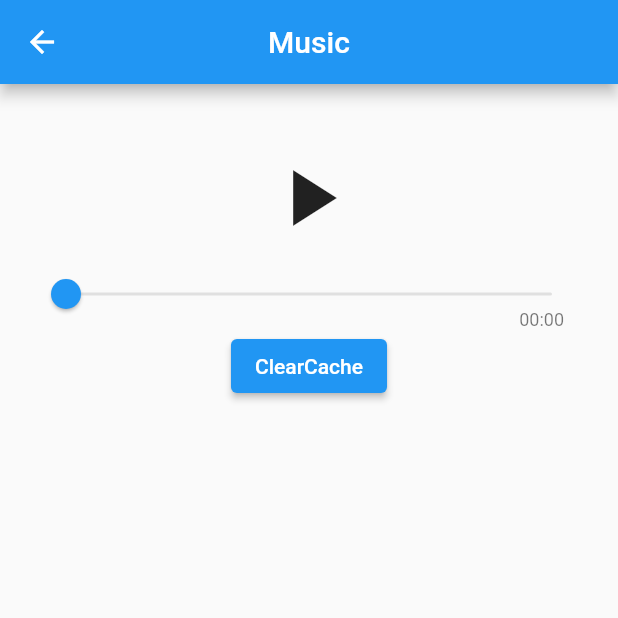
After one commit to SpinevAndrew/creative_project, a Flutter app: the screen it shows after launch, after a tap on "Network Music", on a phone screen of 412 x 824 dp, the top half of it. The commit adds this screen. Run offline on Flutter 3.47's test engine with Material 2 defaults, Android fonts, the phone set to English and light mode, and no system bars; our stand-ins replace assets_audio_player, firebase_auth, firebase_core, firebase_storage, just_audio, rxdart; accounts and stored records are empty; network calls fail.

Commit message:
NetWork Music

```diff
--- /dev/null
+++ b/lib/SeekBar.dart
@@ -0,0 +1,184 @@
+import 'dart:math';
+
+import 'package:flutter/material.dart';
+
+class SeekBar extends StatefulWidget {
+  final Duration duration;
+  final Duration position;
+  final Duration bufferedPosition;
+  final ValueChanged<Duration>? onChanged;
+  final ValueChanged<Duration>? onChangeEnd;
+
+  const SeekBar({
+    Key? key,
+    required this.duration,
+    required this.position,
+    required this.bufferedPosition,
+    this.onChanged,
+    this.onChangeEnd,
+  }) : super(key: key);
+
+  @override
+  SeekBarState createState() => SeekBarState();
+}
+
+class SeekBarState extends State<SeekBar> {
+  double? _dragValue;
+  late SliderThemeData _sliderThemeData;
+
+  @override
+  void didChangeDependencies() {
+    super.didChangeDependencies();
+
+    _sliderThemeData = SliderTheme.of(context).copyWith(
+      trackHeight: 2.0,
+    );
+  }
+
+  @override
+  Widget build(BuildContext context) {
+    return Stack(
+      children: [
+        SliderTheme(
+          data: _sliderThemeData.copyWith(
+            thumbShape: HiddenThumbComponentShape(),
+            activeTrackColor: Colors.blue.shade100,
+            inactiveTrackColor: Colors.grey.shade300,
+          ),
+          child: ExcludeSemantics(
+            child: Slider(
+              min: 0.0,
+              max: widget.duration.inMilliseconds.toDouble(),
+              value: min(widget.bufferedPosition.inMilliseconds.toDouble(),
+                  widget.duration.inMilliseconds.toDouble()),
+              onChanged: (value) {
+                setState(() {
+                  _dragValue = value;
+                });
+                if (widget.onChanged != null) {
+                  widget.onChanged!(Duration(milliseconds: value.round()));
+                }
+              },
+              onChangeEnd: (value) {
+                if (widget.onChangeEnd != null) {
+                  widget.onChangeEnd!(Duration(milliseconds: value.round()));
+                }
+                _dragValue = null;
+              },
+            ),
+          ),
+        ),
+        SliderTheme(
+          data: _sliderThemeData.copyWith(
+            inactiveTrackColor: Colors.transparent,
+          ),
+          child: Slider(
+            min: 0.0,
+            max: widget.duration.inMilliseconds.toDouble(),
+            value: min(_dragValue ?? widget.position.inMilliseconds.toDouble(),
+                widget.duration.inMilliseconds.toDouble()),
+            onChanged: (value) {
+              setState(() {
+                _dragValue = value;
+              });
+              if (widget.onChanged != null) {
+                widget.onChanged!(Duration(milliseconds: value.round()));
+              }
+            },
+            onChangeEnd: (value) {
+              if (widget.onChangeEnd != null) {
+                widget.onChangeEnd!(Duration(milliseconds: value.round()));
+              }
+              _dragValue = null;
+            },
+          ),
+        ),
+        Positioned(
+          right: 16.0,
+          bottom: 0.0,
+          child: Text(
+              RegExp(r'((^0*[1-9]\d*:)?\d{2}:\d{2})\.\d+$')
+                  .firstMatch("$_remaining")
+                  ?.group(1) ??
+                  '$_remaining',
+              style: Theme.of(context).textTheme.caption),
+        ),
+      ],
+    );
+  }
+
+  Duration get _remaining => widget.duration - widget.position;
+}
+
+class HiddenThumbComponentShape extends SliderComponentShape {
+  @override
+  Size getPreferredSize(bool isEnabled, bool isDiscrete) => Size.zero;
+
+  @override
+  void paint(
+      PaintingContext context,
+      Offset center, {
+        required Animation<double> activationAnimation,
+        required Animation<double> enableAnimation,
+        required bool isDiscrete,
+        required TextPainter labelPainter,
+        required RenderBox parentBox,
+        required SliderThemeData sliderTheme,
+        required TextDirection textDirection,
+        required double value,
+        required double textScaleFactor,
+        required Size sizeWithOverflow,
+      }) {}
+}
+
+class PositionData {
+  final Duration position;
+  final Duration bufferedPosition;
+  final Duration duration;
+
+  PositionData(this.position, this.bufferedPosition, this.duration);
+}
+
+void showSliderDialog({
+  required BuildContext context,
+  required String title,
+  required int divisions,
+  required double min,
+  required double max,
+  String valueSuffix = '',
+  // TODO: Replace these two by ValueStream.
+  required double value,
+  required Stream<double> stream,
+  required ValueChanged<double> onChanged,
+}) {
+  showDialog<void>(
+    context: context,
+    builder: (context) => AlertDialog(
+      title: Text(title, textAlign: TextAlign.center),
+      content: StreamBuilder<double>(
+        stream: stream,
+        builder: (context, snapshot) => SizedBox(
+          height: 100.0,
+          child: Column(
+            children: [
+              Text('${snapshot.data?.toStringAsFixed(1)}$valueSuffix',
+                  style: const TextStyle(
+                      fontFamily: 'Fixed',
+                      fontWeight: FontWeight.bold,
+                      fontSize: 24.0)),
+              Slider(
+                divisions: divisions,
+                min: min,
+                max: max,
+                value: snapshot.data ?? value,
+                onChanged: onChanged,
+              ),
+            ],
+          ),
+        ),
+      ),
+    ),
+  );
+}
+
+T? ambiguate<T>(T? value) => value;
--- a/lib/main.dart
+++ b/lib/main.dart
@@ -1,3 +1,4 @@
+import 'package:act_project/networkMusic.dart';
 import 'package:act_project/register.dart';
 import 'package:act_project/data.dart';
 import 'package:act_project/login.dart';
@@ -31,6 +32,7 @@ class MyApp extends StatelessWidget {
         "/login": (context) => LoginWidget(),
         "/register": (context) => const RegisterWidget(),
         "/music": (context) => MusicWidget(),
+        "/networkMusic": (context) => NetworkMusicWidget(),
       },
     );
   }
@@ -94,6 +96,12 @@ class EnterWidget extends StatelessWidget {
                 Navigator.pushNamed(context, "/music");
               },
             ),
+            ElevatedButton(
+              child: const Text('Network Music'),
+              onPressed: () {
+                Navigator.pushNamed(context, "/networkMusic");
+              },
+            ),
           ],
         ),
       ),
--- /dev/null
+++ b/lib/networkMusic.dart
@@ -0,0 +1,165 @@
+import 'package:flutter/material.dart';
+import 'package:just_audio/just_audio.dart';
+//import 'package:flutter/services.dart';
+import 'package:rxdart/rxdart.dart';
+import 'package:act_project/SeekBar.dart';
+
+import 'package:firebase_storage/firebase_storage.dart';
+
+class PositionData{
+  Duration? position;
+  Duration? bufferedPosition;
+  Duration? duration;
+  PositionData(this.position, this.bufferedPosition, this.duration);
+
+}
+
+class NetworkMusicWidget extends StatefulWidget {
+  const NetworkMusicWidget({super.key});
+
+  @override
+  State<StatefulWidget> createState() => NetworkMusicState();
+}
+
+class NetworkMusicState extends State {
+
+  final musicRef = FirebaseStorage.instance.ref().child("music/London.m4a");
+  var url = "";
+  final _player = AudioPlayer();
+  // TODO Костыль
+  LockCachingAudioSource _audioSource = LockCachingAudioSource(Uri.parse(""));
+
+  @override
+  void initState() {
+    super.initState();
+    musicRef.getDownloadURL().then((value) => {
+          setState(() {
+            url = value;
+            _audioSource = LockCachingAudioSource(Uri.parse(url));
+            _player.setAudioSource(_audioSource);
+          })
+        });
+  }
+
+
+  @override
+  void dispose() {
+    _player.dispose();
+    super.dispose();
+  }
+
+  Stream<PositionData> get _positionDataStream =>
+      Rx.combineLatest3<Duration, double, Duration?, PositionData>(
+          _player.positionStream,
+          _audioSource.downloadProgressStream,
+          _player.durationStream,
+              (position, downloadProgress, reportedDuration) {
+            final duration = reportedDuration ?? Duration.zero;
+            final bufferedPosition = duration * downloadProgress;
+            return PositionData(position, bufferedPosition, duration);
+          });
+
+
+
+  @override
+  Widget build(BuildContext context) {
+    return Scaffold(
+        appBar: AppBar(
+          centerTitle: true,
+          title: const Text("Music"),
+        ),
+        body: Padding(
+            padding: const EdgeInsets.all(20),
+            child: Column(
+              children: [
+                Text(url),
+                /*ElevatedButton(
+                  child: Text(
+                      _play ? "pause" : "play",
+                  ),
+                  onPressed: () {
+                    setState(() {
+
+                      if (_play) {
+                        _player.play();
+                      }
+                      else{
+                        _player.pause();
+                      }
+                      _play = !_play;
+                    });
+                  },
+                ),
+
+                ElevatedButton(
+                  child: const Text('To 0'),
+                  onPressed: () {
+                    _player.seek(const Duration(seconds: 0));
+                  },
+                ),
+                ElevatedButton(
+                  child: const Text('ClearCache'),
+                  onPressed: () {
+                    _audioSource.clearCache();
+                  },
+                ),*/
+                StreamBuilder<PlayerState>(
+                  stream: _player.playerStateStream,
+                  builder: (context, snapshot) {
+                    final playerState = snapshot.data;
+                    final processingState = playerState?.processingState;
+                    final playing = playerState?.playing;
+                    if (processingState == ProcessingState.loading ||
+                        processingState == ProcessingState.buffering) {
+                      return Container(
+                        margin: const EdgeInsets.all(8.0),
+                        width: 64.0,
+                        height: 64.0,
+                        child: const CircularProgressIndicator(),
+                      );
+                    } else if (playing != true) {
+                      return IconButton(
+                        icon: const Icon(Icons.play_arrow),
+                        iconSize: 64.0,
+                        onPressed: _player.play,
+                      );
+                    } else if (processingState != ProcessingState.completed) {
+                      return IconButton(
+                        icon: const Icon(Icons.pause),
+                        iconSize: 64.0,
+                        onPressed: _player.pause,
+                      );
+                    } else {
+                      return IconButton(
+                        icon: const Icon(Icons.play_arrow),
+                        iconSize: 64.0,
+                        onPressed: () => _player.seek(Duration.zero),
+                      );
+                    }
+                  },
+                ),
+                StreamBuilder<PositionData>(
+                  stream: _positionDataStream,
+                  builder: (context, snapshot) {
+                    final positionData = snapshot.data;
+                    return SeekBar(
+                      duration: positionData?.duration ?? Duration.zero,
+                      position: positionData?.position ?? Duration.zero,
+                      bufferedPosition:
+                      positionData?.bufferedPosition ?? Duration.zero,
+                      onChangeEnd: _player.seek,
+                    );
+                  },
+                ),
+                ElevatedButton(
+                  child: const Text('ClearCache'),
+                  onPressed: () {
+                    _audioSource.clearCache();
+                  },
+                ),
+              ],
+            )
+        )
+    );
+  }
+}
--- a/pubspec.yaml
+++ b/pubspec.yaml
@@ -43,6 +43,8 @@ dependencies:
   cupertino_icons: ^1.0.2
   firebase_auth: ^3.11.2
   assets_audio_player: ^3.0.5
+  firebase_storage: ^10.3.11
+  just_audio: ^0.9.30
   # async_textformfield: ^1.0.0+3
 
 dev_dependencies:
```
Also changed, not shown: pubspec.lock.
